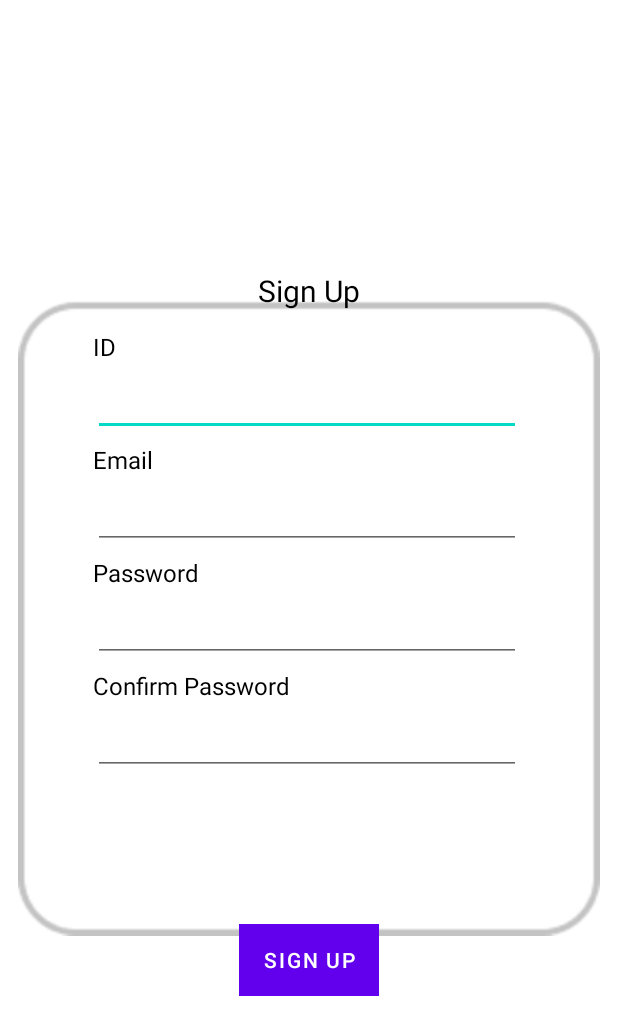
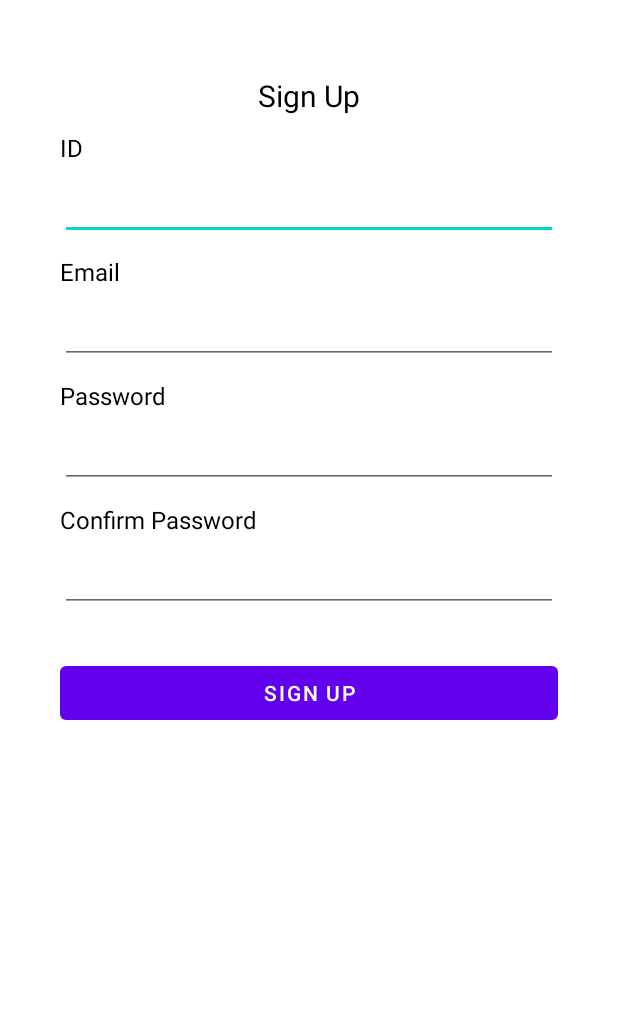
Before and after one commit to blekekok/quiz-time-android, an Android app: the SignUpActivity screen opened directly, with no data from a screen before it, on a phone screen of 412 x 824 dp. Shown: the top 1035 px of the screen. Run offline under Robolectric (Android 15) with nearby library versions, the phone set to English and light mode, and no system bars.

Commit message:
0.0.6 - Sign in + Sign up fix + List View Plays Fix

```diff
--- a/app/src/main/java/net/atlas/projectalpha/MainActivity.java
+++ b/app/src/main/java/net/atlas/projectalpha/MainActivity.java
@@ -67,6 +67,9 @@ public class MainActivity extends AppCompatActivity {
         // Quiz Items List View
         ArrayList<QuizItem> quizList = new ArrayList<>();
         quizList.add(new QuizItem("Zoology", "Do you know your animals?", "animal", 20));
+        quizList.add(new QuizItem("Trees", "Happy accidents", "plants", 12));
+        quizList.add(new QuizItem("Floriography", "Language of flowers", "plants", 11));
+        quizList.add(new QuizItem("Ducks", "Free birds", "animal", 99));
         // Add quiz items here
 
         QuizListAdapterActivity quizAdapter = new QuizListAdapterActivity(this, R.layout.activity_quiz_list_adapter, quizList);
--- a/app/src/main/java/net/atlas/projectalpha/model/QuizItem.java
+++ b/app/src/main/java/net/atlas/projectalpha/model/QuizItem.java
@@ -26,7 +26,7 @@ public class QuizItem {
     }
 
     public String getPlays() {
-        String playsStr = plays + " ";
+        String playsStr = plays + " Plays";
         return playsStr;
     }
 }
--- a/app/src/main/res/layout/activity_main.xml
+++ b/app/src/main/res/layout/activity_main.xml
@@ -14,9 +14,9 @@
         android:layout_width="match_parent"
         android:layout_height="wrap_content"
         android:layout_marginHorizontal="5dp"
-        android:layout_marginVertical="10dp"
         android:src="@drawable/quiz_time_logo"/>
 
+    <!-- Sign in and Sign Up Buttons -->
     <LinearLayout
         android:layout_width="match_parent"
         android:layout_height="wrap_content"
--- a/app/src/main/res/layout/activity_sign_up.xml
+++ b/app/src/main/res/layout/activity_sign_up.xml
@@ -1,101 +1,67 @@
 <?xml version="1.0" encoding="utf-8"?>
-<androidx.constraintlayout.widget.ConstraintLayout xmlns:android="http://schemas.android.com/apk/res/android"
+<LinearLayout xmlns:android="http://schemas.android.com/apk/res/android"
     xmlns:app="http://schemas.android.com/apk/res-auto"
     xmlns:tools="http://schemas.android.com/tools"
     android:layout_width="match_parent"
     android:layout_height="match_parent"
-    android:paddingHorizontal="12dp"
+    android:paddingHorizontal="40dp"
+    android:orientation="vertical"
     tools:context=".SignUpActivity">
-
-    <ImageView
-        android:id="@+id/ivRoundRectangle"
-        android:layout_width="0dp"
-        android:layout_height="0dp"
-        android:src="@drawable/round_rectangle"
-        app:layout_constraintTop_toTopOf="parent"
-        app:layout_constraintLeft_toLeftOf="parent"
-        app:layout_constraintRight_toRightOf="parent"
-        app:layout_constraintBottom_toBottomOf="parent"/>
 
     <!-- Sign Up Title -->
     <TextView
-        android:id="@+id/tvSignUp"
-        android:layout_width="wrap_content"
+        android:layout_width="match_parent"
         android:layout_height="wrap_content"
         android:text="Sign Up"
         android:textColor="@color/black"
         android:textSize="20sp"
-        app:layout_constraintTop_toTopOf="@id/ivRoundRectangle"
-        android:layout_marginTop="180dp"
-        app:layout_constraintStart_toStartOf="parent"
-        app:layout_constraintEnd_toEndOf="parent" />
+        android:gravity="center"
+        android:layout_marginTop="50dp"/>
 
     <!-- ID -->
     <TextView
-        android:id="@+id/tvSignUpId"
         android:layout_width="wrap_content"
         android:layout_height="wrap_content"
         android:text="ID"
         android:textColor="@color/black"
         android:textSize="16sp"
-        app:layout_constraintTop_toTopOf="@id/tvSignUp"
-        android:layout_marginTop="40dp"
-        app:layout_constraintLeft_toLeftOf="@+id/ivRoundRectangle"
-        android:layout_marginLeft="50dp"/>
+        android:layout_marginTop="10dp"/>
 
     <EditText
         android:id="@+id/edtSignUpId"
-        android:layout_width="285dp"
+        android:layout_width="match_parent"
         android:layout_height="wrap_content"
-        app:layout_constraintTop_toTopOf="@id/tvSignUpId"
-        android:layout_marginTop="25dp"
-        app:layout_constraintLeft_toLeftOf="@+id/ivRoundRectangle"
-        android:layout_marginLeft="50dp"/>
+        android:layout_marginTop="5dp"/>
 
     <!-- Email -->
     <TextView
-        android:id="@+id/tvSignUpEmail"
         android:layout_width="wrap_content"
         android:layout_height="wrap_content"
         android:text="Email"
         android:textColor="@color/black"
         android:textSize="16sp"
-        app:layout_constraintTop_toTopOf="@id/edtSignUpId"
-        android:layout_marginTop="50dp"
-        app:layout_constraintLeft_toLeftOf="@+id/ivRoundRectangle"
-        android:layout_marginLeft="50dp"/>
+        android:layout_marginTop="10dp"/>
 
     <EditText
         android:id="@+id/edtSignUpEmail"
-        android:layout_width="285dp"
+        android:layout_width="match_parent"
         android:layout_height="wrap_content"
-        app:layout_constraintTop_toTopOf="@id/tvSignUpEmail"
-        android:layout_marginTop="25dp"
-        app:layout_constraintLeft_toLeftOf="@+id/ivRoundRectangle"
-        android:layout_marginLeft="50dp"/>
+        android:layout_marginTop="5dp"/>
 
     <!-- Password -->
     <TextView
-        android:id="@+id/tvSignUpPass"
         android:layout_width="wrap_content"
         android:layout_height="wrap_content"
         android:text="Password"
         android:textColor="@color/black"
         android:textSize="16sp"
-        app:layout_constraintTop_toTopOf="@id/edtSignUpEmail"
-        android:layout_marginTop="50dp"
-        app:layout_constraintLeft_toLeftOf="@+id/ivRoundRectangle"
-        android:layout_marginLeft="50dp"/>
+        android:layout_marginTop="10dp"/>
 
     <EditText
         android:id="@+id/edtSignUpPass"
-        android:layout_width="285dp"
+        android:layout_width="match_parent"
         android:layout_height="wrap_content"
-        android:inputType="textPassword"
-        app:layout_constraintTop_toTopOf="@id/tvSignUpPass"
-        android:layout_marginTop="25dp"
-        app:layout_constraintLeft_toLeftOf="@+id/ivRoundRectangle"
-        android:layout_marginLeft="50dp"/>
+        android:layout_marginTop="5dp"/>
 
     <!-- Confirm Password -->
     <TextView
@@ -105,32 +71,20 @@
         android:text="Confirm Password"
         android:textColor="@color/black"
         android:textSize="16sp"
-        app:layout_constraintTop_toTopOf="@id/edtSignUpPass"
-        android:layout_marginTop="50dp"
-        app:layout_constraintLeft_toLeftOf="@+id/ivRoundRectangle"
-        android:layout_marginLeft="50dp"/>
+        android:layout_marginTop="10dp"/>
 
     <EditText
         android:id="@+id/edtSignUpConfPass"
-        android:layout_width="285dp"
+        android:layout_width="match_parent"
         android:layout_height="wrap_content"
-        android:inputType="textPassword"
-        app:layout_constraintTop_toTopOf="@id/tvSignUpConfPass"
-        android:layout_marginTop="25dp"
-        app:layout_constraintLeft_toLeftOf="@+id/ivRoundRectangle"
-        android:layout_marginLeft="50dp"/>
+        android:layout_marginTop="5dp"/>
 
     <!-- Button -->
     <Button
         android:id="@+id/btnSignUp"
-        android:layout_width="wrap_content"
+        android:layout_width="match_parent"
         android:layout_height="wrap_content"
         android:text="Sign Up"
-        android:background="@color/teal_700"
-        android:foregroundGravity="center_horizontal"
-        app:layout_constraintBottom_toBottomOf="@id/ivRoundRectangle"
-        app:layout_constraintStart_toStartOf="parent"
-        app:layout_constraintEnd_toEndOf="parent"
-        android:layout_marginBottom="160dp"/>
+        android:layout_marginTop="30dp"/>
 
-</androidx.constraintlayout.widget.ConstraintLayout>
+</LinearLayout>
```
Also changed, not shown: app/src/main/res/layout/activity_sign_in.xml (+15 -46 lines).
